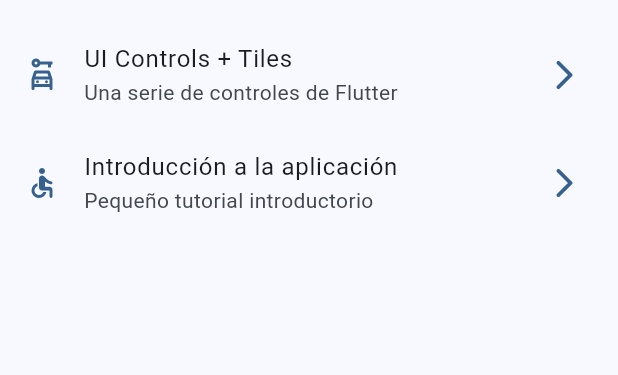
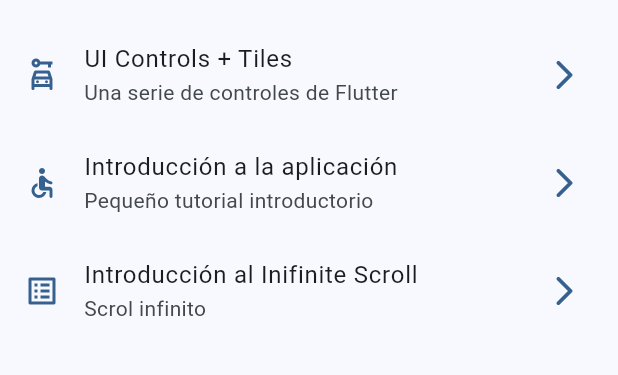
Before and after one commit to gabrielcabrera17/widget_app, a Flutter app: the screen it shows after launch, on a phone screen of 412 x 824 dp, the part 603-978 px from its top. Run offline on Flutter 3.47's test engine with Material 3 defaults, Android fonts, the phone set to English and light mode, and no system bars; our stand-ins replace animate_do, go_router.

Commit message:
Inicio inifinite scroll y eliminando espacios

```diff
--- a/lib/config/menu/menu_items.dart
+++ b/lib/config/menu/menu_items.dart
@@ -70,6 +70,12 @@ const appMenuItems = <MenuItems>[
     icon: Icons.accessible_rounded
   ),
 
+   MenuItems(
+    title: 'Introducción al Inifinite Scroll',
+    subTitle: 'Scrol infinito',
+    link: '/infinite',
+    icon: Icons.list_alt_outlined
+  ),
 
 
 
--- a/lib/config/router/app_router.dart
+++ b/lib/config/router/app_router.dart
@@ -47,6 +47,11 @@ final appRouter = GoRouter(
       name: AppTutorialScreen.name,
       builder: (context, state) => const AppTutorialScreen(),
     ),
+    GoRoute(
+      path: '/infinite',
+      name: InfiniteScrollScreen.name,
+      builder: (context, state) => const InfiniteScrollScreen(),
+    ),
 
 
 
```
Also changed, not shown: lib/presentation/screens/infinite_scroll/infinite_scroll_screen.dart (+34 -2 lines).
